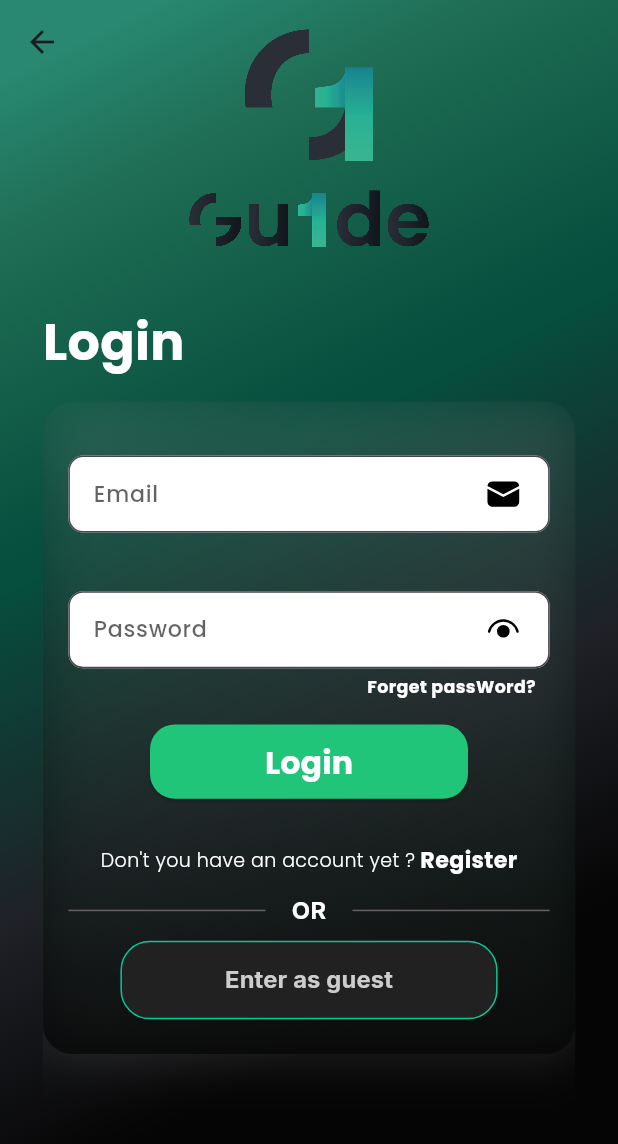
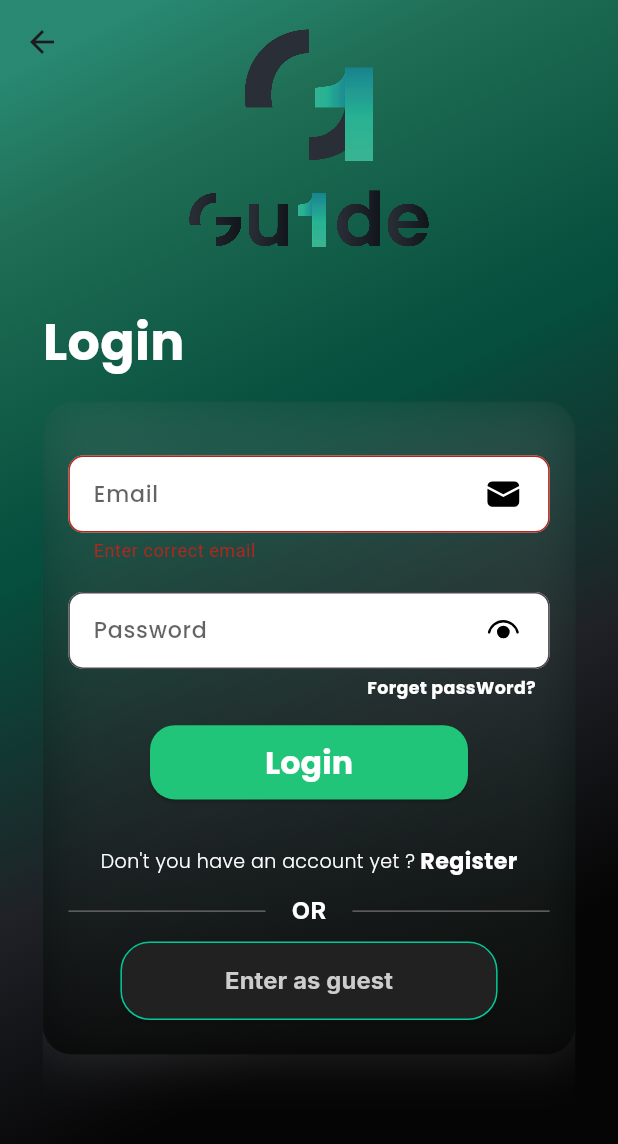
Before and after one commit to lahcenbcf/flutter2cpiApp, a Flutter app: the Login screen opened by its route, after a tap on "Login", on a phone screen of 412 x 824 dp. Shown: the top 1144 px of the screen. Run offline on Flutter 3.47's test engine with Material 2 defaults, Android fonts, the phone set to English and light mode, and no system bars; our stand-ins replace dropdown_button2, fluentui_system_icons, flutter_screenutil, google_fonts, gradient_borders, shared_preferences; accounts and stored records are empty.

Commit message:
resolve and fix all the errors

```diff
--- a/lib/pages/Login_page/login.dart
+++ b/lib/pages/Login_page/login.dart
@@ -94,11 +94,11 @@ class _LoginState extends State<Login> {
                         padding: EdgeInsets.only(
                             bottom: 57.h, right: 16.w, left: 16.w, top: 16.h),
                         child: Form(
+
+                          key: forme,
                           child: FrostedGlassBox(
                             width: 358.0.w,
                             height: 500.h,
-                            child: Container(
-                              key: forme,
                             child: Column(
                               mainAxisAlignment: MainAxisAlignment.start,
                               children: [
@@ -155,9 +155,10 @@ class _LoginState extends State<Login> {
                                         ),
                                       ),
                                       SizedBox(height: 20.h),
-                                        SizedBox(height: 20.h),
+
                                       TextFormField(
                                         enabled: true,
+                                        controller: state.password_controller,
                                         keyboardType: TextInputType.text,
                                         textInputAction: TextInputAction.done,
                                         obscureText: val.eyeoff,
@@ -259,7 +260,7 @@ class _LoginState extends State<Login> {
 
                                       if(forme.currentState != null){
                                         if(forme.currentState!.validate()){
-
+                                          debugPrint("hello");
                                           await state.loginUser(UserModal(email: state.email_controler.text, password:state.password_controller.text));
                                           if(state.isLogged){
                                             // redirection vers home page
@@ -389,7 +390,6 @@ class _LoginState extends State<Login> {
                         ),
                       ),
                     ),
-                    ),
                     ]),
               ),
               )),
--- a/lib/pages/Login_page/view_model.dart
+++ b/lib/pages/Login_page/view_model.dart
@@ -41,7 +41,6 @@ class View extends ChangeNotifier {
     Response res = await ApiServices.loginUser(user);
     print(res.body);
     var finalResult = json.decode(res.body);
-    print(finalResult);
     if (finalResult?["message"] != null) {
       errorLoginMessage = finalResult["message"];
     } else {
--- a/lib/pages/New_password/new_password_vm.dart
+++ b/lib/pages/New_password/new_password_vm.dart
@@ -1,3 +1,5 @@
+import 'dart:convert';
+
 import 'package:flluter2cpi/services/api.dart';
 import 'package:flutter/material.dart';
 import 'package:http/http.dart';
@@ -5,6 +7,8 @@ import 'package:http/http.dart';
 class NewPasswordViewModel extends ChangeNotifier {
   bool eyeOpenedPassword = false;
   bool eyeOpenedConfirmPassword = false;
+  bool?success=false;
+  String?message;
   final TextEditingController newPasswordController = TextEditingController();
   final TextEditingController confirmPasswordController =
       TextEditingController();
@@ -29,5 +33,12 @@ class NewPasswordViewModel extends ChangeNotifier {
   setNewPassword(String password,String email)async{
     notifyListeners();
     Response response=await ApiServices.setNewPassword(password, email);
+    var resultfinal=response.body;
+    if(resultfinal=="true"){
+      //done
+        success=true;
+    }else{
+      message=json.decode(resultfinal)?["message"];
+    }
   }
 }
--- a/lib/services/api.dart
+++ b/lib/services/api.dart
@@ -13,6 +13,7 @@ class ApiServices{
   }
 
   static Future<http.Response> loginUser(UserModal user)async {
+    debugPrint(user.password);
     Uri requestUri=Uri.parse("$_baseUrl/login");
     var response=await http.post(requestUri,body:{
       "email":user.email,
```
Also changed, not shown: lib/pages/New_password/new_password_v.dart (+29 -6 lines). Lines whose indentation alone changed are shown as unchanged.
